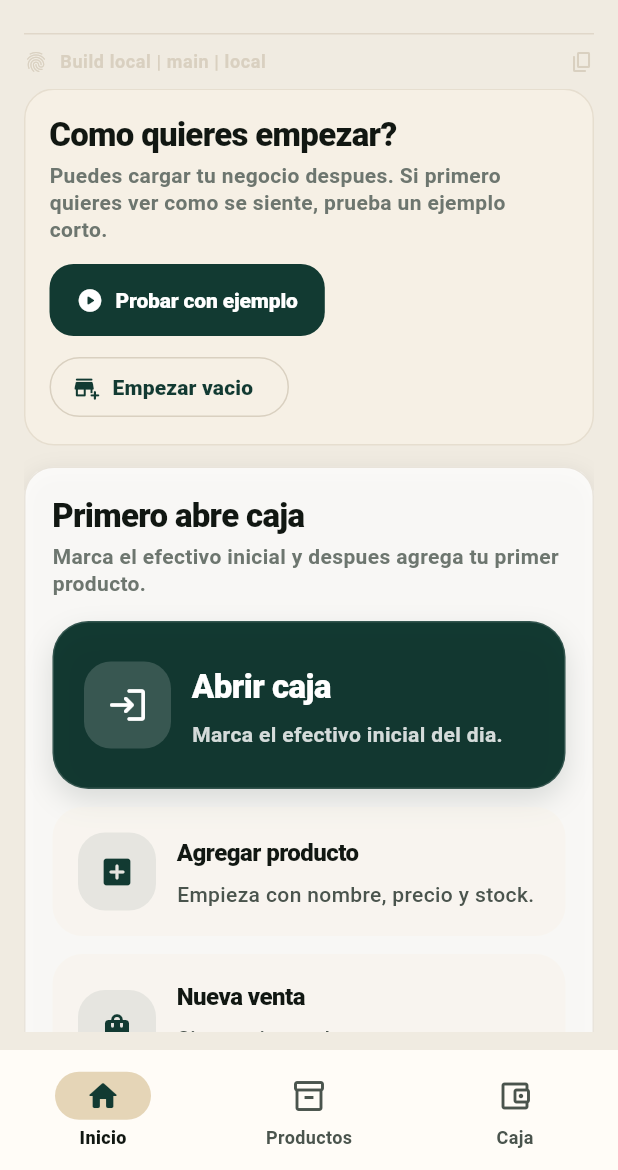
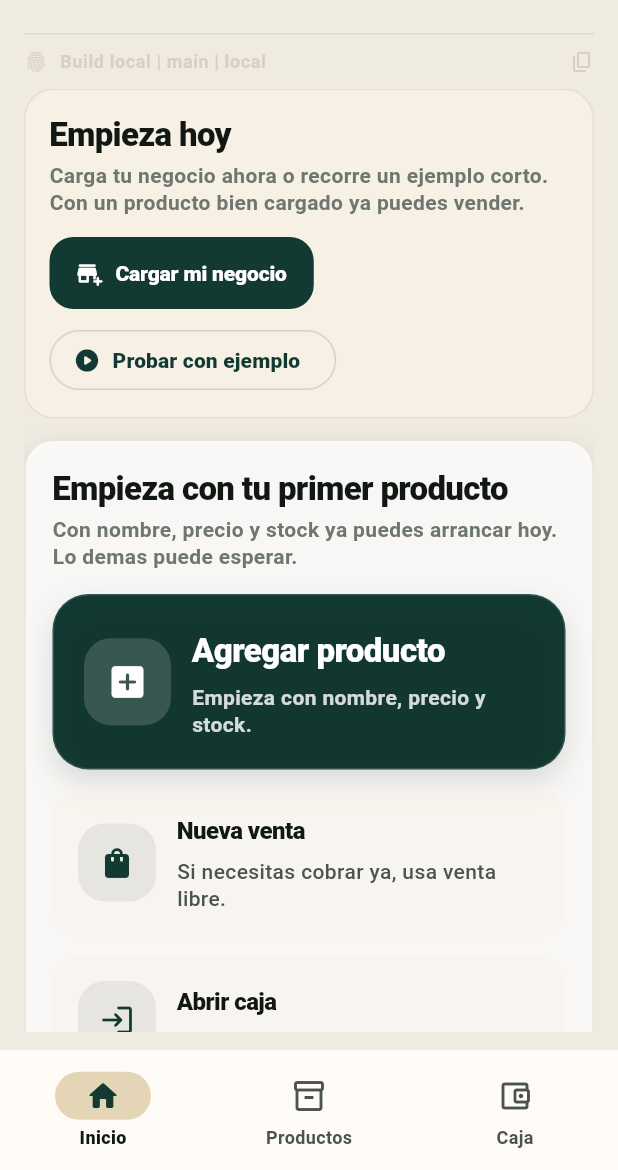
Before and after one commit to bitflowapp/caja-clara, a Flutter app: the screen it shows after launch, on a phone screen of 412 x 824 dp, the part 66-1236 px from its top. Run offline on Flutter 3.47's test engine with Material 3 defaults, Android fonts, the phone set to English and light mode, and no system bars; our stand-ins replace hive_flutter, speech_to_text, web; missing offline and left inert: dart:js_interop, excel, file_selector, mobile_scanner; accounts and stored records are empty.

Commit message:
Make first-use flow feel ready for a real business

```diff
--- a/lib/app/screens/home_screen.dart
+++ b/lib/app/screens/home_screen.dart
@@ -785,19 +785,17 @@ class _ActionWorkspace extends StatelessWidget {
   @override
   Widget build(BuildContext context) {
     final scheme = Theme.of(context).colorScheme;
-    final prioritizeCashOpening = !hasCashOpeningToday;
-    final prioritizeCatalog = hasCashOpeningToday && !hasProducts;
-    final sectionTitle = prioritizeCashOpening
-        ? 'Primero abre caja'
-        : prioritizeCatalog
-        ? 'Primero agrega un producto'
+    final prioritizeCatalog = !hasProducts;
+    final prioritizeCashOpening = hasProducts && !hasCashOpeningToday;
+    final sectionTitle = prioritizeCatalog
+        ? 'Empieza con tu primer producto'
+        : prioritizeCashOpening
+        ? 'Abre caja y vende'
         : 'Siguiente paso';
-    final sectionSubtitle = prioritizeCashOpening
-        ? hasProducts
-              ? 'Marca el efectivo inicial y sigue con la primera venta.'
-              : 'Marca el efectivo inicial y despues agrega tu primer producto.'
-        : prioritizeCatalog
-        ? 'Con nombre, precio y stock ya puedes cobrar y controlar.'
+    final sectionSubtitle = prioritizeCatalog
+        ? 'Con nombre, precio y stock ya puedes arrancar hoy. Lo demas puede esperar.'
+        : prioritizeCashOpening
+        ? 'Marca el efectivo inicial y sigue con la primera venta.'
         : 'Nueva venta arriba. Caja, gastos y stock quedan a mano.';
     final primaryOpenCash = ActionCard(
       title: savingCashEvent
@@ -1106,7 +1104,7 @@ class _HomeMovementsPanel extends StatelessWidget {
               message: store.hasProducts
                   ? 'La primera venta o gasto deja caja, resumen y stock al dia.'
                   : showInitialSetupChoice
-                  ? 'Elige arriba como quieres empezar. Cuando cargues productos, aqui veras ventas y gastos.'
+                  ? 'Arriba puedes cargar tu negocio o recorrer un ejemplo. Aqui vas a ver ventas y gastos del dia.'
                   : 'Agrega tu primer producto y la actividad del dia va a aparecer aqui.',
               action: Wrap(
                 spacing: 10,
@@ -1187,15 +1185,15 @@ class _StarterTemplateCard extends StatelessWidget {
   @override
   Widget build(BuildContext context) {
     final title = showInitialSetupChoice
-        ? 'Como quieres empezar?'
+        ? 'Empieza hoy'
         : hasMovements
         ? 'Catalogo para completar'
         : 'Catalogo vacio';
     final message = showInitialSetupChoice
-        ? 'Puedes cargar tu negocio despues. Si primero quieres ver como se siente, prueba un ejemplo corto.'
+        ? 'Carga tu negocio ahora o recorre un ejemplo corto. Con un producto bien cargado ya puedes vender.'
         : hasMovements
         ? 'Ya hay movimientos guardados en esta PC, asi que conviene sumar productos reales sin tocar ese historial.'
-        : 'Arranca con tu catalogo real. Lo basico es nombre, precio y stock.';
+        : 'Con nombre, precio y stock en un producto ya puedes vender.';
     return BpcPanel(
       padding: const EdgeInsets.fromLTRB(16, 16, 16, 14),
       color: Theme.of(
@@ -1213,6 +1211,12 @@ class _StarterTemplateCard extends StatelessWidget {
             children: [
               if (showInitialSetupChoice)
                 FilledButton.icon(
+                  onPressed: loadingDemoData ? null : onChooseEmptyCatalogStart,
+                  icon: const Icon(Icons.add_business_rounded),
+                  label: const Text('Cargar mi negocio'),
+                ),
+              if (showInitialSetupChoice)
+                OutlinedButton.icon(
                   onPressed: loadingDemoData ? null : onLoadDemoData,
                   icon: loadingDemoData
                       ? const SizedBox(
@@ -1226,12 +1230,6 @@ class _StarterTemplateCard extends StatelessWidget {
                         ? 'Cargando ejemplo...'
                         : 'Probar con ejemplo',
                   ),
-                ),
-              if (showInitialSetupChoice)
-                OutlinedButton.icon(
-                  onPressed: loadingDemoData ? null : onChooseEmptyCatalogStart,
-                  icon: const Icon(Icons.add_business_rounded),
-                  label: const Text('Empezar vacio'),
                 ),
               if (!showInitialSetupChoice)
                 FilledButton.icon(
--- a/lib/app/screens/products_screen.dart
+++ b/lib/app/screens/products_screen.dart
@@ -140,12 +140,12 @@ class _ProductsScreenState extends State<ProductsScreen> {
                     EmptyCard(
                       title: emptyCatalog
                           ? showInitialSetupChoice
-                                ? 'Elige como quieres empezar'
+                                ? 'Empieza hoy'
                                 : 'Todavia no cargaste productos'
                           : 'Sin resultados para ese filtro',
                       message: emptyCatalog
                           ? showInitialSetupChoice
-                                ? 'Nada se carga solo. Puedes empezar vacio o probar un ejemplo corto para ver como se siente.'
+                                ? 'Carga tu negocio ahora o recorre un ejemplo corto. Con un producto bien cargado ya puedes vender.'
                                 : store.hasMovements
                                 ? 'Ya hay movimientos guardados, asi que conviene sumar tu catalogo real sin tocar ese historial.'
                                 : 'Con nombre, precio y stock en un producto ya puedes vender. El resto puede esperar.'
@@ -159,18 +159,19 @@ class _ProductsScreenState extends State<ProductsScreen> {
                             FilledButton(
                               onPressed: widget.loadingDemoData
                                   ? null
+                                  : () => widget.onChooseEmptyCatalogStart(),
+                              child: const Text('Cargar mi negocio'),
+                            ),
+                          if (emptyCatalog && showInitialSetupChoice)
+                            OutlinedButton(
+                              onPressed: widget.loadingDemoData
+                                  ? null
                                   : () => widget.onLoadDemoData(),
                               child: Text(
                                 widget.loadingDemoData
                                     ? 'Cargando ejemplo...'
                                     : 'Probar con ejemplo',
                               ),
-                            ),
-                          if (emptyCatalog && showInitialSetupChoice)
-                            OutlinedButton(
-                              onPressed: () =>
-                                  widget.onChooseEmptyCatalogStart(),
-                              child: const Text('Empezar vacio'),
                             ),
                           if (emptyCatalog && !showInitialSetupChoice)
                             FilledButton(
@@ -450,17 +451,22 @@ class _CatalogOverviewCard extends StatelessWidget {
           crossAxisAlignment: CrossAxisAlignment.start,
           children: [
             const SectionHeader(
-              title: 'Como quieres empezar?',
+              title: 'Empieza hoy',
               subtitle:
-                  'Nada se carga sin preguntarte. Puedes empezar vacio o probar un ejemplo corto para ver como se siente.',
+                  'Carga tu negocio ahora o recorre un ejemplo corto. Con un producto bien cargado ya puedes vender.',
             ),
             const SizedBox(height: 14),
             Wrap(
               spacing: 10,
               runSpacing: 10,
               children: [
+                FilledButton.icon(
+                  onPressed: loadingDemoData ? null : onChooseEmptyCatalogStart,
+                  icon: const Icon(Icons.add_business_rounded),
+                  label: const Text('Cargar mi negocio'),
+                ),
                 if (canLoadDemoData)
-                  FilledButton.icon(
+                  OutlinedButton.icon(
                     onPressed: loadingDemoData ? null : onLoadDemoData,
                     icon: loadingDemoData
                         ? const SizedBox(
@@ -475,11 +481,6 @@ class _CatalogOverviewCard extends StatelessWidget {
                           : 'Probar con ejemplo',
                     ),
                   ),
-                OutlinedButton.icon(
-                  onPressed: onChooseEmptyCatalogStart,
-                  icon: const Icon(Icons.add_business_rounded),
-                  label: const Text('Empezar vacio'),
-                ),
               ],
             ),
           ],
--- a/lib/app/widgets/responsive_shell.dart
+++ b/lib/app/widgets/responsive_shell.dart
@@ -455,9 +455,7 @@ class _ResponsiveShellState extends State<ResponsiveShell> {
       }
       messenger.showSnackBar(
         const SnackBar(
-          content: Text(
-            'Listo. Arrancas vacio y puedes cargar tu catalogo cuando quieras.',
-          ),
+          content: Text('Listo. Ya puedes cargar tu primer producto.'),
           behavior: SnackBarBehavior.floating,
         ),
       );
```
Also changed, not shown: 2 other files.
